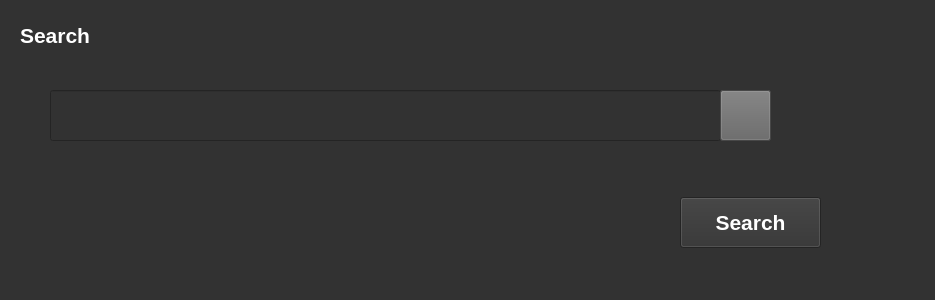
Qt form Search.ui (MoAmrYehia/TMS) before a commit.
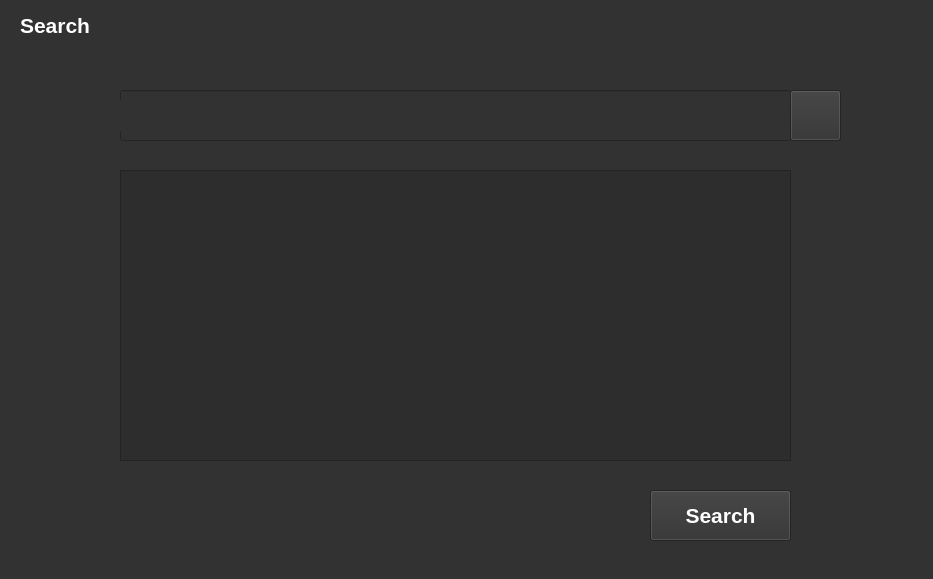
The same form after that commit. Icons and pictures are not drawn.

Patch:
```diff
--- a/Search.ui
+++ b/Search.ui
@@ -6,8 +6,8 @@
    <rect>
     <x>0</x>
     <y>0</y>
-    <width>935</width>
-    <height>300</height>
+    <width>933</width>
+    <height>579</height>
    </rect>
   </property>
   <property name="windowTitle">
@@ -20,7 +20,7 @@
   <widget class="QLineEdit" name="search_Edit">
    <property name="geometry">
     <rect>
-     <x>50</x>
+     <x>120</x>
      <y>90</y>
      <width>671</width>
      <height>51</height>
@@ -33,12 +33,15 @@
      <bold>true</bold>
     </font>
    </property>
+   <property name="styleSheet">
+    <string notr="true">color: rgb(255, 255, 255);</string>
+   </property>
   </widget>
   <widget class="QLabel" name="label_7">
    <property name="geometry">
     <rect>
      <x>20</x>
-     <y>20</y>
+     <y>10</y>
      <width>201</width>
      <height>31</height>
     </rect>
@@ -79,16 +82,14 @@
   <widget class="QPushButton" name="Micro_Button">
    <property name="geometry">
     <rect>
-     <x>720</x>
+     <x>790</x>
      <y>90</y>
      <width>51</width>
      <height>51</height>
     </rect>
    </property>
    <property name="styleSheet">
-    <string notr="true">image: url(:/newPrefix/microphone.png);
-
-background-color: rgb(100, 100, 100);</string>
+    <string notr="true">image: url(:/newPrefix/microphone.png);</string>
    </property>
    <property name="text">
     <string/>
@@ -97,8 +98,8 @@
   <widget class="QPushButton" name="search_Button">
    <property name="geometry">
     <rect>
-     <x>680</x>
-     <y>197</y>
+     <x>650</x>
+     <y>490</y>
      <width>141</width>
      <height>51</height>
     </rect>
@@ -117,6 +118,21 @@
     <string>Search</string>
    </property>
   </widget>
+  <widget class="QTableWidget" name="tableWidget">
+   <property name="geometry">
+    <rect>
+     <x>120</x>
+     <y>170</y>
+     <width>671</width>
+     <height>291</height>
+    </rect>
+   </property>
+   <property name="styleSheet">
+    <string notr="true">background-color: rgb(45, 45, 45);
+font: 75 11pt &quot;MS Shell Dlg 2&quot;;
+color:#FFF;</string>
+   </property>
+  </widget>
  </widget>
  <resources>
   <include location="micro.qrc"/>
```
Left out of the diff: 2 changed lines with no effect on the pictures.
